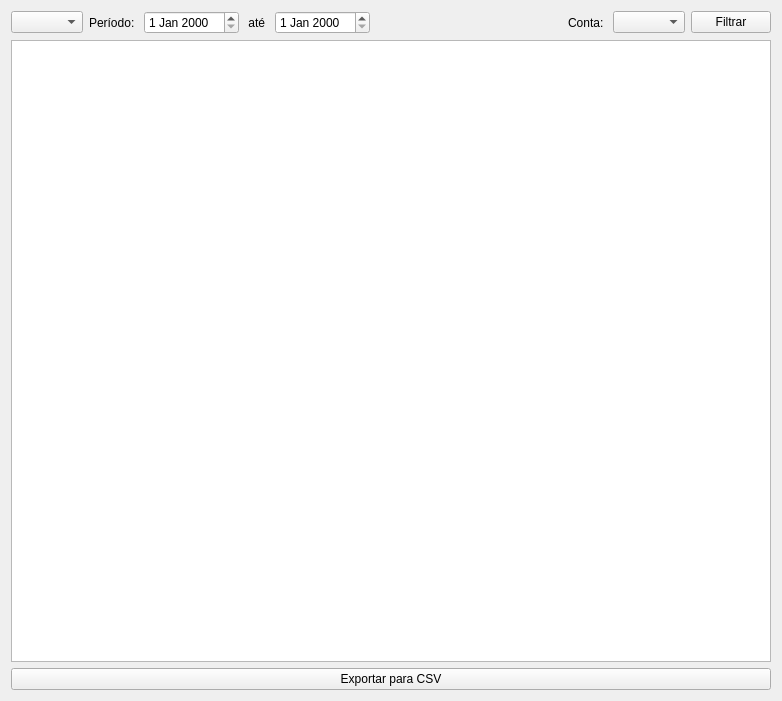
bee0ne1/MeuCentavo, file MeuCentavoApp/Designer/FormsDashboard/DashboardPages/pageRelatorios.ui: the form before one commit.
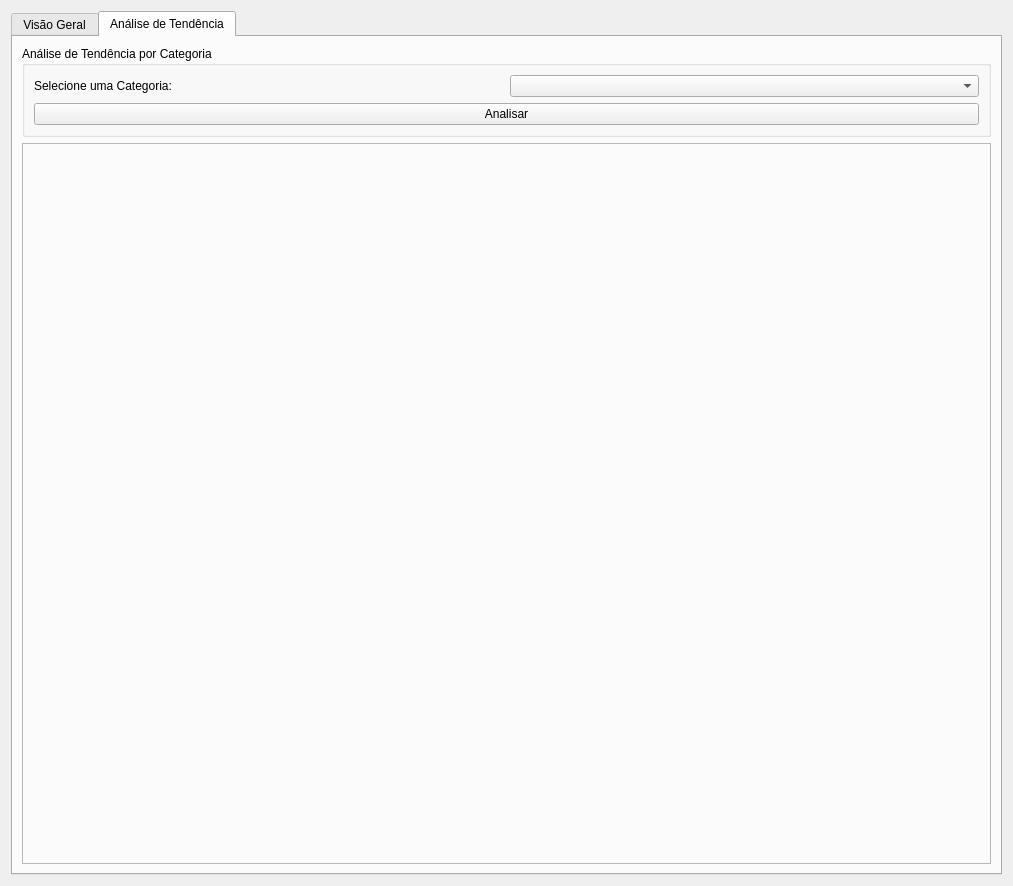
The form after the commit. The open tabs and pages were chosen to show the change.

What changed in the file:
```diff
--- a/MeuCentavoApp/Designer/FormsDashboard/DashboardPages/pageRelatorios.ui
+++ b/MeuCentavoApp/Designer/FormsDashboard/DashboardPages/pageRelatorios.ui
@@ -6,16 +6,26 @@
    <rect>
     <x>0</x>
     <y>0</y>
-    <width>782</width>
-    <height>701</height>
+    <width>1013</width>
+    <height>886</height>
    </rect>
   </property>
   <property name="windowTitle">
    <string>pageRelatorios</string>
   </property>
-  <layout class="QHBoxLayout" name="horizontalLayout_2">
+  <layout class="QHBoxLayout" name="horizontalLayout_5">
    <item>
-    <layout class="QVBoxLayout" name="verticalLayout" stretch="0,1,1,1,0">
+    <widget class="QTabWidget" name="tabWidget">
+     <property name="currentIndex">
+      <number>0</number>
+     </property>
+     <widget class="QWidget" name="tab">
+      <attribute name="title">
+       <string>Visão Geral</string>
+      </attribute>
+      <layout class="QHBoxLayout" name="horizontalLayout_4">
+       <item>
+        <layout class="QVBoxLayout" name="verticalLayout" stretch="0,1,1,0">
      <item>
       <layout class="QHBoxLayout" name="layoutFiltros">
        <item>
@@ -74,11 +84,15 @@
       </layout>
      </item>
      <item>
+          <layout class="QHBoxLayout" name="horizontalLayout_2">
+           <item>
       <layout class="QVBoxLayout" name="layoutGraficoPizza"/>
      </item>
      <item>
       <layout class="QVBoxLayout" name="layoutGraficoBarras"/>
      </item>
+          </layout>
+         </item>
      <item>
       <widget class="QTableWidget" name="tableWidgetDetalhes"/>
      </item>
@@ -94,6 +108,62 @@
       </layout>
      </item>
     </layout>
+       </item>
+      </layout>
+     </widget>
+     <widget class="QWidget" name="tab_2">
+      <attribute name="title">
+       <string>Análise de Tendência</string>
+      </attribute>
+      <layout class="QVBoxLayout" name="verticalLayout_4" stretch="0,1">
+       <item>
+        <widget class="QGroupBox" name="groupBox">
+         <property name="title">
+          <string>Análise de Tendência por Categoria</string>
+         </property>
+         <layout class="QVBoxLayout" name="verticalLayout_2">
+          <item>
+           <layout class="QHBoxLayout" name="horizontalLayout_3">
+            <item>
+             <widget class="QLabel" name="label_4">
+              <property name="text">
+               <string>Selecione uma Categoria:</string>
+              </property>
+             </widget>
+            </item>
+            <item>
+             <widget class="QComboBox" name="comboCategoriaTendencia"/>
+            </item>
+           </layout>
+          </item>
+          <item>
+           <widget class="QPushButton" name="buttonAnalisarTendencia">
+            <property name="text">
+             <string>Analisar</string>
+            </property>
+           </widget>
+          </item>
+         </layout>
+        </widget>
+       </item>
+       <item>
+        <widget class="QFrame" name="frame">
+         <property name="frameShape">
+          <enum>QFrame::Shape::StyledPanel</enum>
+         </property>
+         <property name="frameShadow">
+          <enum>QFrame::Shadow::Raised</enum>
+         </property>
+         <layout class="QVBoxLayout" name="verticalLayout_3">
+          <item>
+           <layout class="QVBoxLayout" name="layoutGraficoTendencia"/>
+          </item>
+         </layout>
+        </widget>
+       </item>
+      </layout>
+     </widget>
+    </widget>
    </item>
   </layout>
  </widget>
```
Lines whose indentation alone changed are shown as unchanged.
